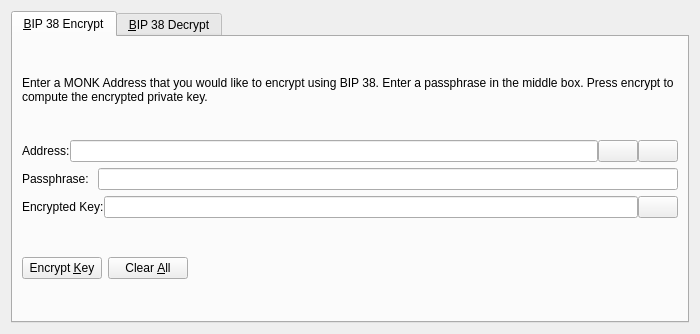
The window that src/qt/forms/bip38tooldialog.ui (weoka/MonkeyV2) describes before a commit, drawn with Qt 5.
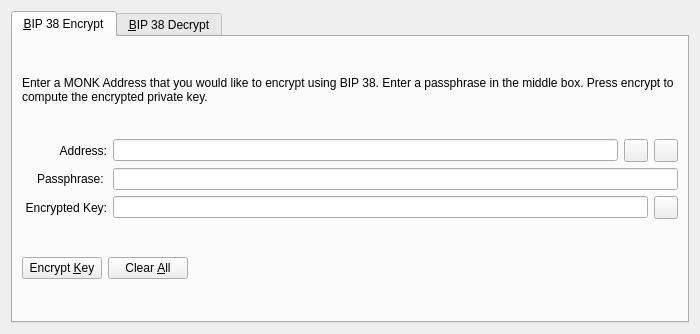
The same window after the commit. The open tabs and pages were chosen to show the change. Icons and pictures are not drawn. Custom widgets are drawn as their Qt base class.

Commit message:
[GUI] Refactor BIP38 Tool
Changed QPushButton to QToolButton and updated the corresponding CSS.
Added a paste button to decrypt tab
Fixed strings that were copied from sign/verify message dialog.

What changed in the file:
```diff
--- a/src/qt/forms/bip38tooldialog.ui
+++ b/src/qt/forms/bip38tooldialog.ui
@@ -42,11 +42,17 @@
        </item>
        <item>
         <layout class="QHBoxLayout" name="horizontalLayout_1_ENC">
-         <property name="spacing">
-          <number>0</number>
-         </property>
          <item>
           <widget class="QLabel" name="label_5">
+           <property name="alignment">
+            <set>Qt::AlignRight|Qt::AlignTrailing|Qt::AlignVCenter</set>
+           </property>
+           <property name="minimumSize">
+            <size>
+             <width>85</width>
+             <height>0</height>
+            </size>
+           </property>
            <property name="text">
             <string>Address:</string>
            </property>
@@ -60,15 +66,10 @@
           </widget>
          </item>
          <item>
-          <widget class="QPushButton" name="addressBookButton_ENC">
+          <widget class="QToolButton" name="addressBookButton_ENC">
            <property name="toolTip">
             <string>Choose previously used address</string>
            </property>
-           <property name="styleSheet">
-            <string notr="true">QPushButton{qproperty-icon: url(&quot; &quot;);image: url(:/icons/address-book);}
-QPushButton:hover{image: url(:/icons/address-book_black);}
-QPushButton:pressed{image: url(:/icons/address-book);}</string>
-           </property>
            <property name="text">
             <string/>
            </property>
@@ -81,30 +82,19 @@
            <property name="shortcut">
             <string>Alt+A</string>
            </property>
-           <property name="autoDefault">
-            <bool>false</bool>
-           </property>
           </widget>
          </item>
          <item>
-          <widget class="QPushButton" name="pasteButton_ENC">
+          <widget class="QToolButton" name="pasteButton_ENC">
            <property name="toolTip">
             <string>Paste address from clipboard</string>
            </property>
-           <property name="styleSheet">
-            <string notr="true">QPushButton{qproperty-icon: url(&quot; &quot;);image: url(:/icons/editpaste);}
-QPushButton:hover{image: url(:/icons/editpaste_black);}
-QPushButton:pressed{image: url(:/icons/editpaste);}</string>
-           </property>
            <property name="text">
             <string/>
            </property>
            <property name="shortcut">
             <string>Alt+P</string>
            </property>
-           <property name="autoDefault">
-            <bool>false</bool>
-           </property>
           </widget>
          </item>
         </layout>
@@ -113,6 +103,15 @@
         <layout class="QHBoxLayout" name="horizontalLayout_5">
          <item>
           <widget class="QLabel" name="label_6">
+           <property name="alignment">
+            <set>Qt::AlignRight|Qt::AlignTrailing|Qt::AlignVCenter</set>
+           </property>
+           <property name="minimumSize">
+            <size>
+             <width>85</width>
+             <height>0</height>
+            </size>
+           </property>
            <property name="text">
             <string>Passphrase: </string>
            </property>
@@ -129,11 +128,17 @@
        </item>
        <item>
         <layout class="QHBoxLayout" name="horizontalLayout_2_ENC">
-         <property name="spacing">
-          <number>0</number>
-         </property>
          <item>
           <widget class="QLabel" name="encryptedKeyLabel_ENC">
+           <property name="alignment">
+            <set>Qt::AlignRight|Qt::AlignTrailing|Qt::AlignVCenter</set>
+           </property>
+           <property name="minimumSize">
+            <size>
+             <width>85</width>
+             <height>0</height>
+            </size>
+           </property>
            <property name="text">
             <string>Encrypted Key:</string>
            </property>
@@ -155,20 +160,18 @@
           </widget>
          </item>
          <item>
-          <widget class="QPushButton" name="copyKeyButton_ENC">
+          <widget class="QToolButton" name="copyKeyButton_ENC">
            <property name="toolTip">
             <string>Copy the current signature to the system clipboard</string>
            </property>
-           <property name="styleSheet">
-            <string notr="true">QPushButton{qproperty-icon: url(&quot; &quot;);image: url(:/icons/editcopy);}
-QPushButton:hover{image: url(:/icons/editcopy_black);}
-QPushButton:pressed{image: url(:/icons/editcopy);}</string>
-           </property>
            <property name="text">
             <string/>
            </property>
-           <property name="autoDefault">
-            <bool>false</bool>
+           <property name="iconSize">
+            <size>
+             <width>16</width>
+             <height>16</height>
+            </size>
            </property>
           </widget>
          </item>
```
Left out of the diff: 76 changed lines with no effect on the pictures. The commit also changes 3 other files.
